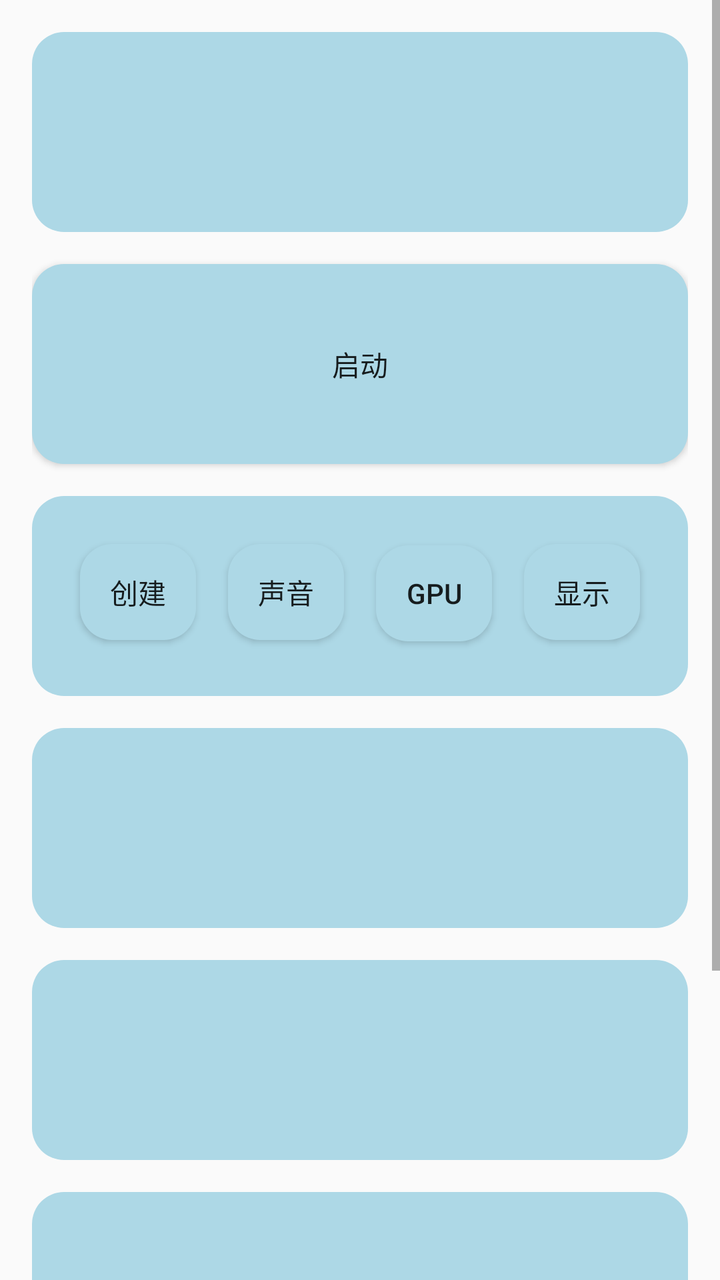
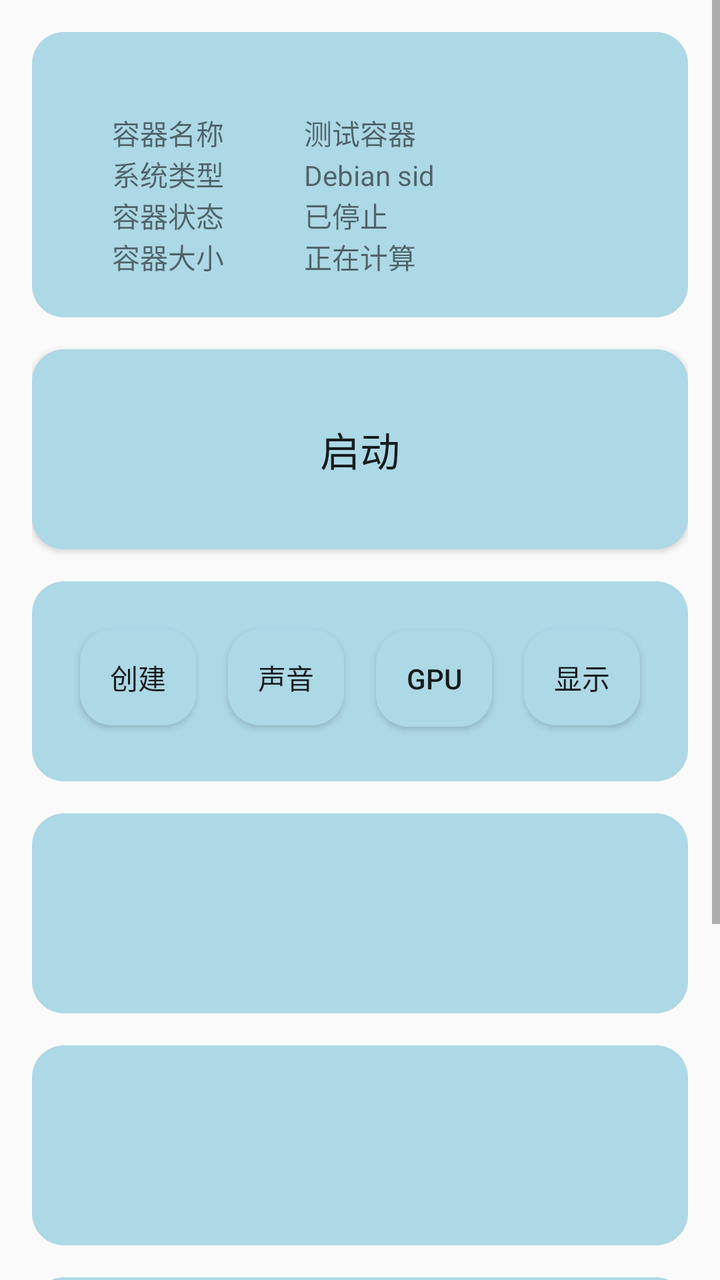

The first picture is an Android layout as it rendered before a commit; the second is the same layout after the commit. The layout source and the unified diff follow.
<!-- AndroidManifest.xml: application theme Theme.SimpleContainer -->
<!-- res/layout/fragment_home.xml -->
<?xml version="1.0" encoding="utf-8"?>
<androidx.constraintlayout.widget.ConstraintLayout xmlns:android="http://schemas.android.com/apk/res/android"
    xmlns:app="http://schemas.android.com/apk/res-auto"
    xmlns:tools="http://schemas.android.com/tools"
    android:layout_width="match_parent"
    android:layout_height="match_parent"
    tools:context=".ui.home.HomeFragment">


    <ScrollView
        android:layout_width="match_parent"
        android:layout_height="wrap_content"
        app:layout_constraintTop_toTopOf="parent"
        tools:layout_editor_absoluteX="0dp">

        <LinearLayout
            android:layout_width="match_parent"
            android:layout_height="match_parent"
            android:gravity="center"
            android:orientation="vertical"
            android:padding="16dp">


            <TextView
                android:id="@+id/text_home"
                android:layout_width="match_parent"
                android:layout_height="100dp"
                android:layout_marginBottom="16dp"
                android:background="@drawable/rounded_corner_background"
                android:textAlignment="center"
                android:textSize="20sp" />

            <Button
                android:id="@+id/start"
                android:layout_width="match_parent"
                android:layout_height="100dp"
                android:layout_marginBottom="16dp"
                android:background="@drawable/button"
                android:text="启动" />


            <LinearLayout
                android:layout_width="match_parent"
                android:layout_height="100dp"
                android:layout_marginBottom="16dp"
                android:background="@drawable/rounded_corner_background"
                android:orientation="horizontal"
                android:padding="16dp">

                <Button
                    android:id="@+id/create"
                    android:layout_width="wrap_content"
                    android:layout_height="wrap_content"
                    android:layout_margin="8dp"
                    android:layout_weight="1"
                    android:background="@drawable/rounded_corner_background"
                    android:text="创建" />

                <Button
                    android:id="@+id/sound"
                    android:layout_width="wrap_content"
                    android:layout_height="wrap_content"
                    android:layout_margin="8dp"
                    android:layout_weight="1"
                    android:background="@drawable/rounded_corner_background"
                    android:text="声音" />

                <Button
                    android:id="@+id/virgl"
                    android:layout_width="wrap_content"
                    android:layout_height="wrap_content"
                    android:layout_margin="8dp"
                    android:layout_weight="1"
                    android:background="@drawable/rounded_corner_background"
                    android:text="GPU" />

                <Button
                    android:id="@+id/web"
                    android:layout_width="wrap_content"
                    android:layout_height="wrap_content"
                    android:layout_margin="8dp"
                    android:layout_weight="1"
                    android:background="@drawable/rounded_corner_background"
                    android:text="显示" />
            </LinearLayout>

            
            
            
            
            

            <ProgressBar
                android:id="@+id/progressBar"
                style="@android:style/Widget.ProgressBar.Large"
                android:layout_width="match_parent"
                android:layout_height="match_parent"
                android:background="@android:color/transparent"
                android:indeterminate="true"
                android:visibility="gone" />

            <TextView
                android:id="@+id/text_home1"
                android:layout_width="match_parent"
                android:layout_height="100dp"
                android:layout_marginBottom="16dp"
                android:background="@drawable/rounded_corner_background"
                android:textAlignment="center"
                android:textSize="20sp" />

            <TextView
                android:id="@+id/text_home2"
                android:layout_width="match_parent"
                android:layout_height="100dp"
                android:layout_marginBottom="16dp"
                android:background="@drawable/rounded_corner_background"
                android:textAlignment="center"
                android:textSize="20sp" />

            <TextView
                android:id="@+id/text_home3"
                android:layout_width="match_parent"
                android:layout_height="100dp"
                android:layout_marginBottom="16dp"
                android:background="@drawable/rounded_corner_background"
                android:textAlignment="center"
                android:textSize="20sp" />

            <TextView
                android:id="@+id/text_home4"
                android:layout_width="match_parent"
                android:layout_height="100dp"
                android:layout_marginBottom="16dp"
                android:background="@drawable/rounded_corner_background"
                android:textAlignment="center"
                android:textSize="20sp" />

        </LinearLayout>

    </ScrollView>


</androidx.constraintlayout.widget.ConstraintLayout>
<!-- resources referenced by this layout -->
<resources>
  <!-- drawable button (drawable) -->
  <?xml version="1.0" encoding="utf-8"?>
  <selector xmlns:android="http://schemas.android.com/apk/res/android">
  <item>
      <shape android:shape="rectangle">
          <solid android:color="#ADD8E6"/>
          <corners android:radius="16dp"/>
      </shape>
  </item>
  </selector>
  <!-- drawable rounded_corner_background (drawable) -->
  <shape xmlns:android="http://schemas.android.com/apk/res/android"
      android:shape="rectangle">
  
      <corners android:radius="16dp" /> 
      <solid android:color="#ADD8E6"/> 
  </shape>
  <style name="Theme.SimpleContainer" parent="Theme.MaterialComponents.DayNight.DarkActionBar.Bridge">
          
          <item name="colorPrimary">@color/purple_500</item>
          <item name="colorPrimaryVariant">@color/purple_700</item>
          <item name="colorOnPrimary">@color/white</item>
          
          <item name="colorSecondary">@color/teal_200</item>
          <item name="colorSecondaryVariant">@color/teal_700</item>
          <item name="colorOnSecondary">@color/black</item>
          
          <item name="android:statusBarColor">?attr/colorPrimaryVariant</item>
          
      </style>
  <color name="purple_500">#FF6200EE</color>
  <color name="purple_700">#FF3700B3</color>
  <color name="white">#FFFFFFFF</color>
  <color name="teal_200">#FF03DAC5</color>
  <color name="teal_700">#FF018786</color>
  <color name="black">#FF000000</color>
</resources>

<!-- the commit's change to res/layout/fragment_home.xml (unified diff, before → after) -->
@@ -21,14 +21,162 @@
             android:padding="16dp">
 
 
-            <TextView
-                android:id="@+id/text_home"
-                android:layout_width="match_parent"
-                android:layout_height="100dp"
-                android:layout_marginBottom="16dp"
-                android:background="@drawable/rounded_corner_background"
-                android:textAlignment="center"
-                android:textSize="20sp" />
+            <LinearLayout
+                android:layout_width="match_parent"
+                android:layout_height="match_parent"
+                android:layout_marginBottom="16dp"
+                android:background="@drawable/rounded_corner_background"
+                android:orientation="vertical">
+
+                <Space
+                    android:layout_width="wrap_content"
+                    android:layout_height="20dp" />
+
+                <LinearLayout
+                    android:layout_width="match_parent"
+                    android:layout_height="match_parent"
+                    android:orientation="horizontal">
+
+                    <ImageView
+                        android:id="@+id/imageView"
+                        android:layout_width="wrap_content"
+                        android:layout_height="wrap_content"
+                        android:layout_weight="1"
+                        android:src="@android:drawable/sym_def_app_icon" />
+                </LinearLayout>
+
+                <Space
+                    android:layout_width="match_parent"
+                    android:layout_height="20dp" />
+                <LinearLayout
+                    android:layout_width="match_parent"
+                    android:layout_height="match_parent"
+                    android:orientation="horizontal">
+
+                    <Space
+                        android:layout_width="40dp"
+                        android:layout_height="wrap_content" />
+
+                    <TextView
+                        android:id="@+id/text_home"
+                        android:layout_width="wrap_content"
+                        android:layout_height="wrap_content"
+                        android:text="容器名称"
+                        android:textAlignment="viewStart"
+                        android:textSize="14sp" />
+
+                    <Space
+                        android:layout_width="40dp"
+                        android:layout_height="wrap_content" />
+
+                    <TextView
+                        android:id="@+id/textView3"
+                        android:layout_width="wrap_content"
+                        android:layout_height="wrap_content"
+                        android:layout_weight="4"
+                        android:text="测试容器"
+                        android:textAlignment="viewStart"
+                        android:textSize="14sp" />
+                </LinearLayout>
+
+                <LinearLayout
+                    android:layout_width="match_parent"
+                    android:layout_height="match_parent"
+                    android:orientation="horizontal">
+
+                    <Space
+                        android:layout_width="40dp"
+                        android:layout_height="wrap_content" />
+
+                    <TextView
+                        android:id="@+id/c_type"
+                        android:layout_width="wrap_content"
+                        android:layout_height="wrap_content"
+                        android:text="系统类型"
+                        android:textAlignment="viewStart"
+                        android:textSize="14sp" />
+
+                    <Space
+                        android:layout_width="40dp"
+                        android:layout_height="wrap_content" />
+
+                    <TextView
+                        android:id="@+id/c_type_text"
+                        android:layout_width="wrap_content"
+                        android:layout_height="wrap_content"
+                        android:layout_weight="4"
+                        android:text="Debian sid"
+                        android:textAlignment="viewStart"
+                        android:textSize="14sp" />
+                </LinearLayout>
+
+                <LinearLayout
+                    android:layout_width="match_parent"
+                    android:layout_height="match_parent"
+                    android:orientation="horizontal">
+
+                    <Space
+                        android:layout_width="40dp"
+                        android:layout_height="wrap_content" />
+
+                    <TextView
+                        android:id="@+id/c_stat"
+                        android:layout_width="wrap_content"
+                        android:layout_height="match_parent"
+                        android:text="容器状态"
+                        android:textAlignment="viewStart"
+                        android:textSize="14sp" />
+
+                    <Space
+                        android:layout_width="40dp"
+                        android:layout_height="wrap_content" />
+
+                    <TextView
+                        android:id="@+id/c_stat_text"
+                        android:layout_width="wrap_content"
+                        android:layout_height="wrap_content"
+                        android:layout_weight="4"
+                        android:text="已停止"
+                        android:textAlignment="viewStart"
+                        android:textSize="14sp" />
+                </LinearLayout>
+
+                <LinearLayout
+                    android:layout_width="match_parent"
+                    android:layout_height="match_parent"
+                    android:orientation="horizontal">
+
+                    <Space
+                        android:layout_width="40dp"
+                        android:layout_height="wrap_content" />
+
+                    <TextView
+                        android:id="@+id/c_space"
+                        android:layout_width="wrap_content"
+                        android:layout_height="wrap_content"
+                        android:text="容器大小"
+                        android:textAlignment="viewStart"
+                        android:textSize="14sp" />
+
+                    <Space
+                        android:layout_width="40dp"
+                        android:layout_height="wrap_content" />
+
+                    <TextView
+                        android:id="@+id/c_space_text"
+                        android:layout_width="wrap_content"
+                        android:layout_height="wrap_content"
+                        android:layout_weight="4"
+                        android:text="正在计算"
+                        android:textAlignment="viewStart"
+                        android:textSize="14sp" />
+                </LinearLayout>
+
+                <Space
+                    android:layout_width="wrap_content"
+                    android:layout_height="20dp" />
+            </LinearLayout>
+
 
             <Button
                 android:id="@+id/start"
@@ -36,8 +184,8 @@
                 android:layout_height="100dp"
                 android:layout_marginBottom="16dp"
                 android:background="@drawable/button"
-                android:text="启动" />
-
+                android:text="启动"
+                android:textSize="20sp" />
 
             <LinearLayout
                 android:layout_width="match_parent"
